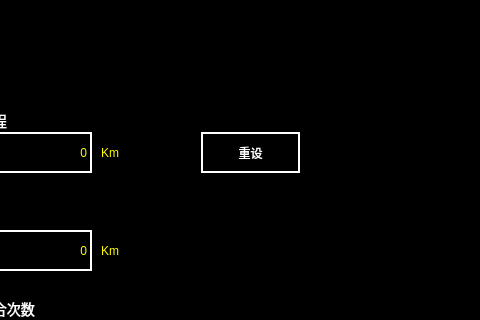
isliulin/Plan85HMI, file settng_distance.ui: the form before one commit; both pictures show x 209 to 689 and y 0 to 320 of the 800 by 500 pixel window.
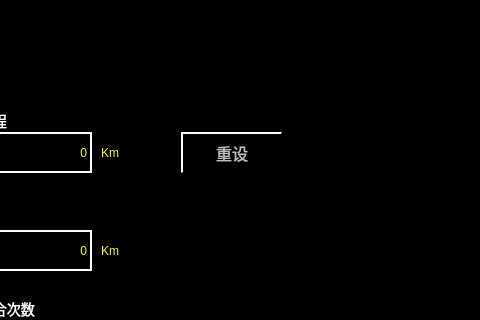
The form after the commit.

Diff of the .ui file:
```diff
--- a/settng_distance.ui
+++ b/settng_distance.ui
@@ -17,6 +17,10 @@
    <string notr="true">QWidget
 {
 background-color:black;
+}
+QPushButton
+{
+font: 16px;color: rgb(192,192,192);background-color: rgb(0, 0, 0);border-top: 2px solid white;border-left: 2px solid white;
 }</string>
   </property>
   <widget class="QLabel" name="LBL_ShuttleDis">
@@ -181,16 +185,14 @@
   <widget class="QPushButton" name="BTN_Reset">
    <property name="geometry">
     <rect>
-     <x>410</x>
+     <x>390</x>
      <y>132</y>
-     <width>99</width>
+     <width>101</width>
      <height>41</height>
     </rect>
    </property>
    <property name="styleSheet">
-    <string notr="true">border:2px solid rgb(255,255,255);
-background-color:rgb(0,0,0);
-color:rgb(255,255,255);</string>
+    <string notr="true"/>
    </property>
    <property name="text">
     <string>重设</string>
```
Left out of the diff: 3 changed lines with no effect on the pictures.
